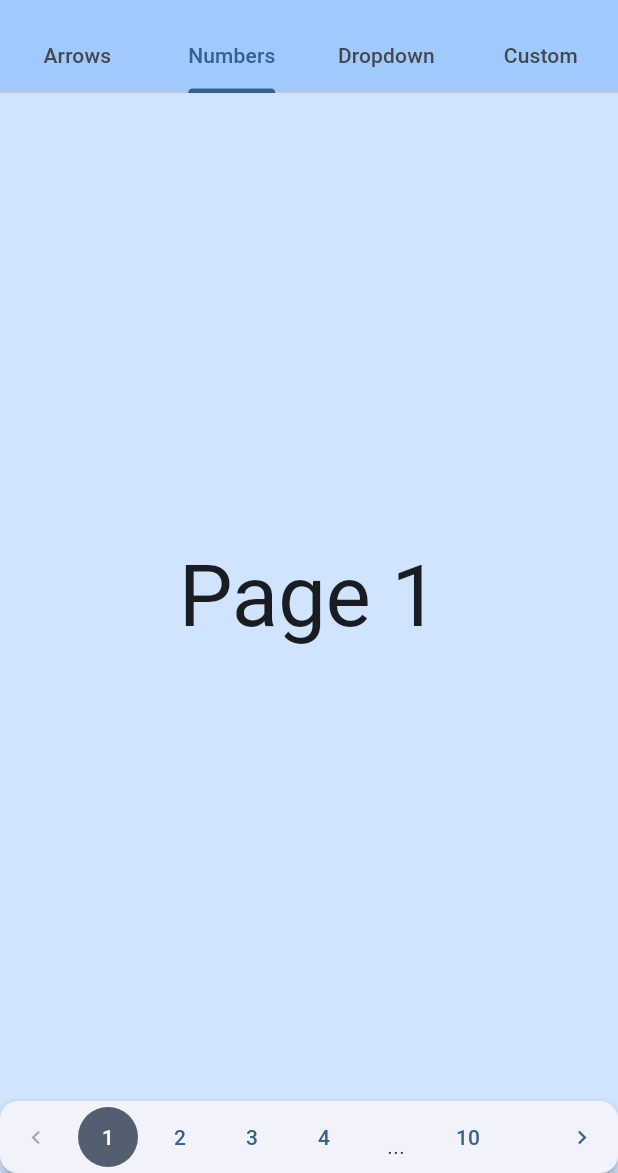
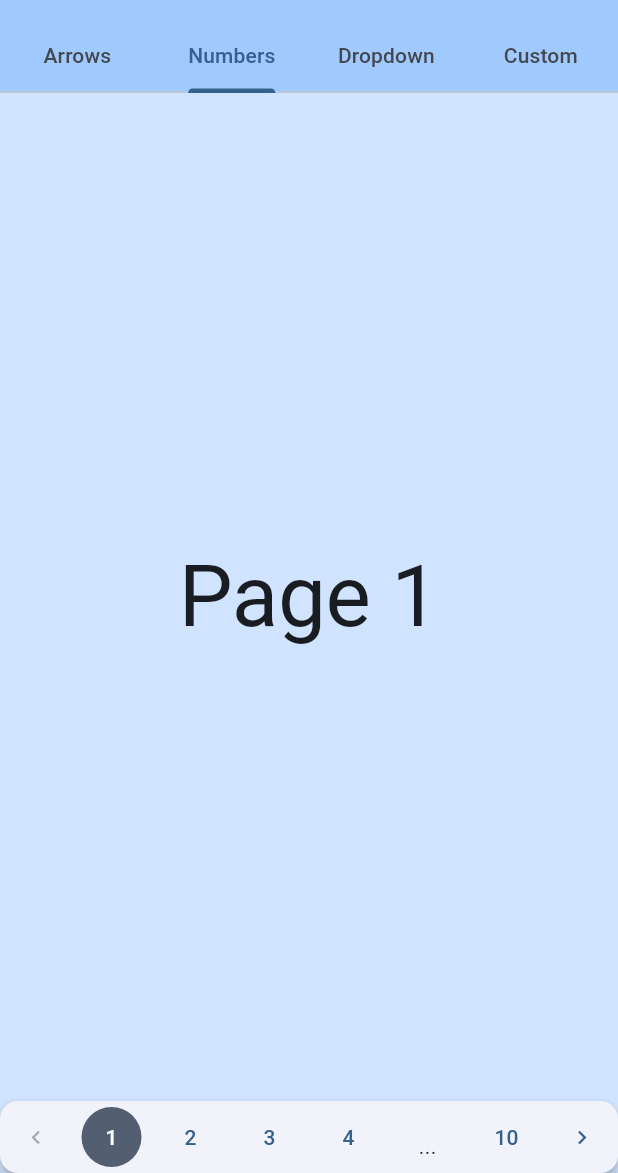
Before and after one commit to WieFel/number_paginator, a Flutter app: the screen it shows after launch, tab 2 chosen, on a phone screen of 412 x 824 dp, the part 63-1236 px from its top. Run offline on Flutter 3.47's test engine with Material 3 defaults, Android fonts, the phone set to English and light mode, and no system bars.

Commit message:
Improve number content

```diff
--- a/lib/src/ui/widgets/content/number_content.dart
+++ b/lib/src/ui/widgets/content/number_content.dart
@@ -13,7 +13,7 @@ class NumberContent extends StatelessWidget {
 
   const NumberContent({
     super.key,
-    this.mainAxisAlignment = MainAxisAlignment.start,
+    this.mainAxisAlignment = MainAxisAlignment.spaceAround,
     this.buttonBuilder,
   });
 
@@ -32,9 +32,9 @@ class NumberContent extends StatelessWidget {
           mainAxisAlignment: mainAxisAlignment,
           children: [
             _buildPageButton(context, 0),
-            if (_frontDotsShouldShow(context, availableSpots)) _buildDots(context),
+            if (_frontDotsShouldShow(context, availableSpots)) _Dots(),
             if (numberPages > 1) ..._generateButtonList(context, availableSpots),
-            if (_backDotsShouldShow(context, availableSpots)) _buildDots(context),
+            if (_backDotsShouldShow(context, availableSpots)) _Dots(),
             if (numberPages > 1) _buildPageButton(context, numberPages - 1),
           ],
         );
@@ -80,16 +80,6 @@ class NumberContent extends StatelessWidget {
     );
   }
 
-  Widget _buildDots(BuildContext context) => AspectRatio(
-        aspectRatio: 1,
-        child: Container(
-          padding: const EdgeInsets.all(4.0),
-          margin: const EdgeInsets.all(4.0),
-          alignment: Alignment.bottomCenter,
-          child: Text("..."),
-        ),
-      );
-
   /// Checks if pages don't fit in available spots and dots have to be shown.
   bool _backDotsShouldShow(BuildContext context, int availableSpots) {
     final paginator = InheritedNumberPaginator.of(context);
@@ -105,3 +95,20 @@ class NumberContent extends StatelessWidget {
         paginator.currentPage > availableSpots ~/ 2 - 1;
   }
 }
+
+class _Dots extends StatelessWidget {
+  const _Dots();
+
+  @override
+  Widget build(BuildContext context) {
+    return AspectRatio(
+      aspectRatio: 1,
+      child: Container(
+        padding: const EdgeInsets.all(4.0),
+        margin: const EdgeInsets.all(4.0),
+        alignment: Alignment.bottomCenter,
+        child: Text("..."),
+      ),
+    );
+  }
+}
```
